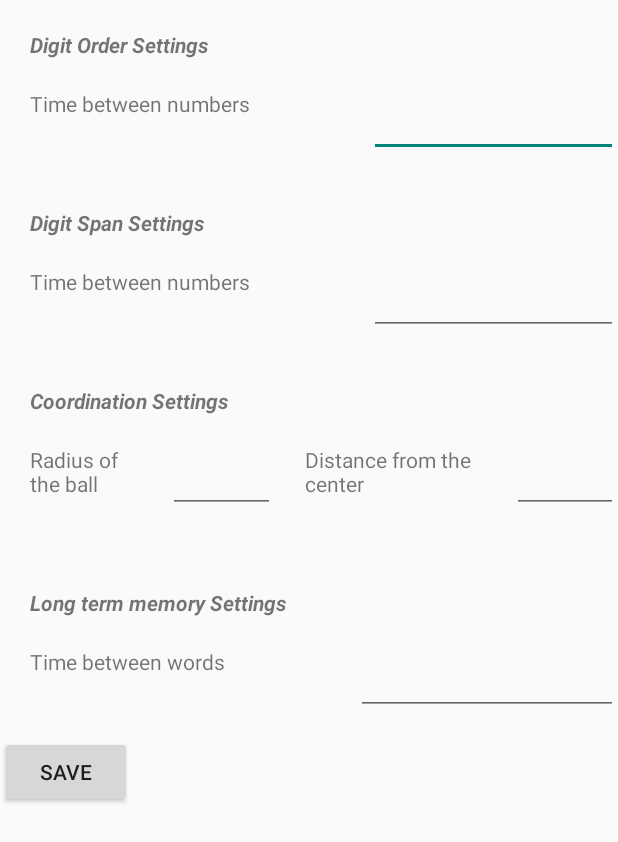
After one commit to Seichis/DataGathering, an Android app: the layout activity_global_settings.xml on its own in the app's theme, with its tools: preview values and no code run, on a phone screen of 412 x 824 dp. The commit adds this screen. Shown: the top 842 px of the screen. Run offline under Robolectric (Android 15) with nearby library versions, the phone set to English and light mode, and no system bars.

Commit message:
ALL IN!!!

```diff
--- a/app/src/main/java/com/performance/cognitive/datagathering/MainActivity.java
+++ b/app/src/main/java/com/performance/cognitive/datagathering/MainActivity.java
@@ -34,7 +34,7 @@ public class MainActivity extends ActionBarActivity {
         selectiveAttentionButton = (Button) findViewById(R.id.selectiveattention_button);
         settingsButton = (Button) findViewById(R.id.settings_button);
 
-         //    startActivity(new Intent(MainActivity.this,SelectiveActivity.class));
+             startActivity(new Intent(MainActivity.this,GlobalSettingsActivity.class));
 
         attention1Button.setOnClickListener(new Button.OnClickListener() {
             public void onClick(View v) {
--- a/app/src/main/java/scheduler/Scheduler.java
+++ b/app/src/main/java/scheduler/Scheduler.java
@@ -32,9 +32,9 @@ public class Scheduler implements IScheduler {
         task.concludeTask(completion);
 
         Log.i("Scheduler", "writing to json");
-        String JSONstring = DataOperations.taskToJSON(task);
+        String JSONstring = DataOperations.getInstance().taskToJSON(task);
 
-        DataOperations.writeToTaskFile(JSONstring);
+        DataOperations.getInstance().writeToTaskFile(JSONstring);
         Log.i("Scheduler", "writing to json completed");
     }
 }
--- /dev/null
+++ b/app/src/main/res/layout/activity_global_settings.xml
@@ -0,0 +1,183 @@
+<ScrollView xmlns:android="http://schemas.android.com/apk/res/android"
+    android:id="@+id/ScrollView01"
+    android:layout_width="fill_parent"
+    android:layout_height="fill_parent">
+
+    <RelativeLayout
+        android:id="@+id/relative_settings"
+        android:layout_width="fill_parent"
+        android:layout_height="fill_parent"
+        >
+        <TextView
+            android:id="@+id/digit_order_settings"
+            android:layout_width="wrap_content"
+            android:layout_height="wrap_content"
+            android:layout_gravity="left"
+            android:layout_margin="20dip"
+            android:layout_weight="1"
+            android:text="Digit Order Settings"
+            android:textStyle="bold|italic"
+           />
+        <LinearLayout
+            android:id="@+id/digit_order_settings_layout"
+            android:layout_width="fill_parent"
+            android:layout_height="fill_parent"
+            android:orientation="horizontal"
+            android:layout_below="@id/digit_order_settings">
+
+            <TextView
+                android:id="@+id/digit_order_time"
+                android:layout_width="wrap_content"
+                android:layout_height="wrap_content"
+                android:layout_gravity="left"
+                android:layout_margin="20dip"
+                android:layout_weight="1"
+                android:text="Time between numbers"/>
+
+            <EditText
+                android:layout_width="wrap_content"
+                android:layout_height="wrap_content"
+                android:inputType="number"
+                android:ems="5"
+                android:id="@+id/input_time_digit_order"
+                android:layout_weight="1" />
+
+
+        </LinearLayout>
+        <TextView
+            android:id="@+id/digit_span_settings"
+            android:layout_width="wrap_content"
+            android:layout_height="wrap_content"
+            android:layout_gravity="left"
+            android:layout_margin="20dip"
+            android:layout_weight="1"
+            android:text="Digit Span Settings"
+            android:layout_below="@id/digit_order_settings_layout"
+            android:textStyle="bold|italic"
+            />
+        <LinearLayout
+            android:id="@+id/digit_span_settings_layout"
+            android:layout_width="fill_parent"
+            android:layout_height="fill_parent"
+            android:orientation="horizontal"
+            android:layout_below="@id/digit_span_settings">
+
+            <TextView
+                android:id="@+id/digit_span_time"
+                android:layout_width="wrap_content"
+                android:layout_height="wrap_content"
+                android:layout_gravity="left"
+                android:layout_margin="20dip"
+                android:layout_weight="1"
+                android:text="Time between numbers"/>
+
+            <EditText
+                android:layout_width="wrap_content"
+                android:layout_height="wrap_content"
+                android:inputType="number"
+                android:ems="5"
+                android:id="@+id/input_time_digit_span"
+                android:layout_weight="1" />
+
+
+        </LinearLayout>
+
+        <TextView
+            android:id="@+id/coordination_settings"
+            android:layout_width="wrap_content"
+            android:layout_height="wrap_content"
+            android:layout_gravity="left"
+            android:layout_margin="20dip"
+            android:layout_weight="1"
+            android:text="Coordination Settings"
+            android:textStyle="bold|italic"
+            android:layout_below="@id/digit_span_settings_layout"
+            />
+        <LinearLayout
+            android:id="@+id/coordination_settings_layout"
+            android:layout_width="fill_parent"
+            android:layout_height="fill_parent"
+            android:orientation="horizontal"
+            android:layout_below="@id/coordination_settings">
+
+            <TextView
+                android:id="@+id/coordination_radius"
+                android:layout_width="wrap_content"
+                android:layout_height="wrap_content"
+                android:layout_gravity="left"
+                android:layout_margin="20dip"
+                android:layout_weight="1"
+                android:text="Radius of the ball"/>
+
+            <EditText
+                android:layout_width="wrap_content"
+                android:layout_height="wrap_content"
+                android:inputType="number"
+                android:ems="5"
+                android:id="@+id/input_radius_coordination"
+                android:layout_weight="1" />
+            <TextView
+                android:id="@+id/coordination_distance"
+                android:layout_width="wrap_content"
+                android:layout_height="wrap_content"
+                android:layout_gravity="left"
+                android:layout_margin="20dip"
+                android:layout_weight="1"
+                android:text="Distance from the center"/>
+
+            <EditText
+                android:layout_width="wrap_content"
+                android:layout_height="wrap_content"
+                android:inputType="numberDecimal"
+                android:ems="5"
+                android:id="@+id/input_distance_coordination"
+                android:layout_weight="1" />
+
+        </LinearLayout>
+        <TextView
+            android:id="@+id/long_term_settings"
+            android:layout_width="wrap_content"
+            android:layout_height="wrap_content"
+            android:layout_gravity="left"
+            android:layout_margin="20dip"
+            android:layout_weight="1"
+            android:text="Long term memory Settings"
+            android:layout_below="@id/coordination_settings_layout"
+            android:textStyle="bold|italic"
+            />
+        <LinearLayout
+            android:id="@+id/long_term_settings_layout"
+            android:layout_width="fill_parent"
+            android:layout_height="fill_parent"
+            android:orientation="horizontal"
+            android:layout_below="@id/long_term_settings">
+
+            <TextView
+                android:id="@+id/long_term_time"
+                android:layout_width="wrap_content"
+                android:layout_height="wrap_content"
+                android:layout_gravity="left"
+                android:layout_margin="20dip"
+                android:layout_weight="1"
+                android:text="Time between words"/>
+
+            <EditText
+                android:layout_width="wrap_content"
+                android:layout_height="wrap_content"
+                android:inputType="number"
+                android:ems="5"
+                android:id="@+id/input_time_long_term"
+                android:layout_weight="1" />
+
+
+        </LinearLayout>
+        <Button
+            android:layout_width="wrap_content"
+            android:layout_height="wrap_content"
+            android:layout_below="@id/long_term_settings_layout"
+            android:text="Save"
+            android:id="@+id/save_settings_button"
+            />
+    </RelativeLayout>
+
+</ScrollView>
```
Also changed, not shown: app/src/main/java/com/performance/cognitive/datagathering/GlobalSettingsActivity.java (added, +69 -0 lines), app/src/main/java/com/performance/cognitive/datagathering/OverviewActivity.java (+9 -9 lines), app/src/main/java/dataoperations/DataOperations.java (+33 -30 lines), app/src/main/java/settings/SettingsObj.java (+8 -0 lines).
